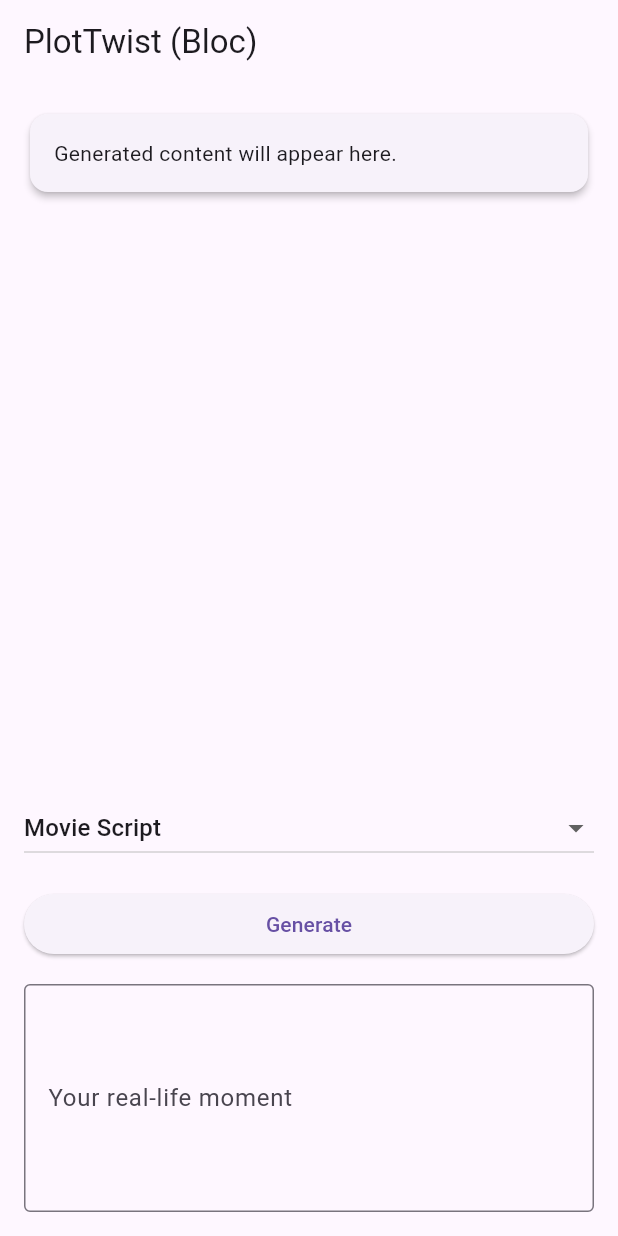
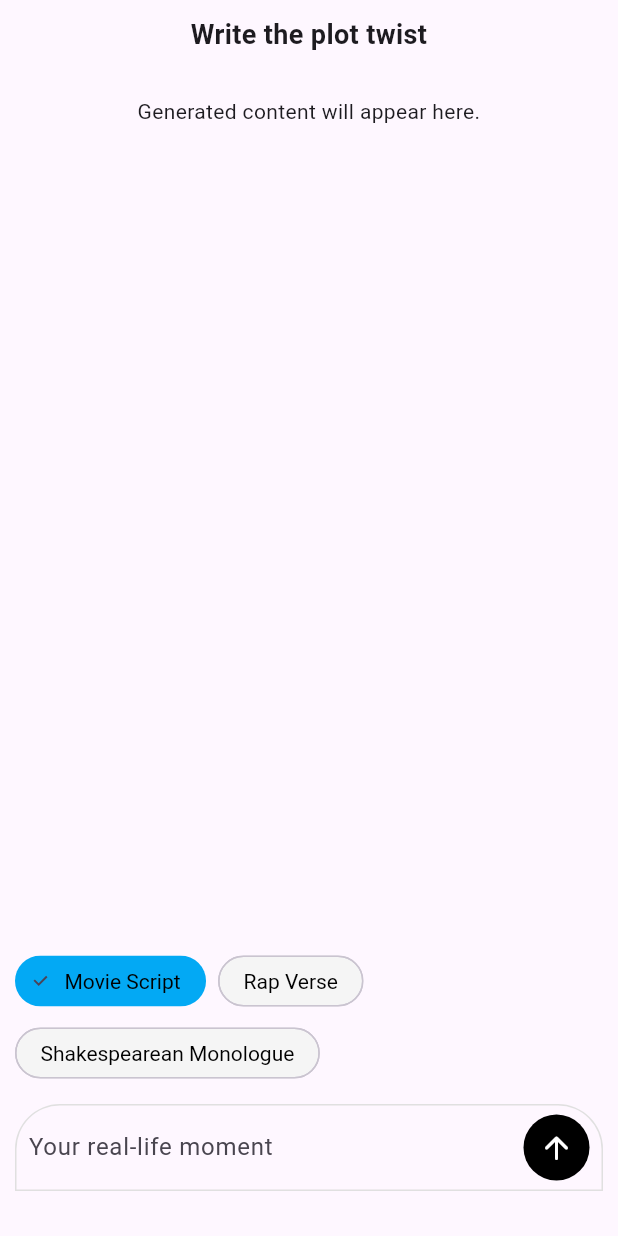
Before and after one commit to sufiyansakkeer/Plot-twist, a Flutter app: the screen it shows after launch, on a phone screen of 412 x 824 dp. Run offline on Flutter 3.47's test engine with Material 3 defaults, Android fonts, the phone set to English and light mode, and no system bars; our stand-ins replace equatable, flutter_bloc, flutter_dotenv, google_generative_ai.

Commit message:
Refactor PlotTwist application to implement Bloc for state management; remove ApiService dependency, update UI components, and add SizedBox extension methods.

```diff
--- /dev/null
+++ b/lib/core/extension/sizedbox_extension.dart
@@ -0,0 +1,10 @@
+import 'package:flutter/material.dart';
+
+/// Extension methods for double to create SizedBox instances
+extension DoubleExtensions on num {
+  /// Creates a SizedBox with this value as height
+  SizedBox height() => SizedBox(height: toDouble());
+
+  /// Creates a SizedBox with this value as width
+  SizedBox width() => SizedBox(width: toDouble());
+}
--- a/lib/data/repositories/plot_twist_repository_impl.dart
+++ b/lib/data/repositories/plot_twist_repository_impl.dart
@@ -3,12 +3,9 @@ import 'package:flutter_dotenv/flutter_dotenv.dart';
 import 'package:google_generative_ai/google_generative_ai.dart';
 
 import '../../domain/repositories/plot_twist_repository.dart';
-import '../../state/api_service.dart';
 
 class PlotTwistRepositoryImpl implements PlotTwistRepository {
-  final ApiService apiService;
-
-  PlotTwistRepositoryImpl(this.apiService);
+  PlotTwistRepositoryImpl();
 
   @override
   Future<String> generateContent(String inputText, String format) async {
--- a/lib/main.dart
+++ b/lib/main.dart
@@ -1,7 +1,8 @@
 import 'package:flutter/material.dart';
+import 'package:flutter_bloc/flutter_bloc.dart';
 import 'package:flutter_dotenv/flutter_dotenv.dart';
+import 'package:plot_twist/presentation/cubit/plot_twist_cubit.dart';
 import 'package:plot_twist/presentation/ui/home_screen.dart';
-import 'state/api_service.dart';
 import 'data/repositories/plot_twist_repository_impl.dart';
 import 'domain/repositories/plot_twist_repository.dart';
 import 'domain/usecases/generate_plot_twist.dart';
@@ -14,8 +15,7 @@ Future<void> main() async {
     debugPrint('Error loading .env file: $e');
   }
 
-  final ApiService apiService = ApiService();
-  final PlotTwistRepository repository = PlotTwistRepositoryImpl(apiService);
+  final PlotTwistRepository repository = PlotTwistRepositoryImpl();
   final GeneratePlotTwist generatePlotTwist = GeneratePlotTwist(repository);
 
   runApp(PlotTwistApp(generatePlotTwist: generatePlotTwist));
@@ -28,10 +28,20 @@ class PlotTwistApp extends StatelessWidget {
 
   @override
   Widget build(BuildContext context) {
-    return MaterialApp(
-      title: 'PlotTwist',
-      theme: ThemeData(primarySwatch: Colors.blue),
-      home: const HomeScreen(),
+    return BlocProvider(
+      create: (context) => PlotTwistCubit(generatePlotTwist),
+      child: MaterialApp(
+        title: 'PlotTwist',
+        theme: ThemeData(
+          primarySwatch: Colors.blue,
+          chipTheme: Theme.of(context).chipTheme.copyWith(
+            selectedColor: Colors.lightBlue.shade200,
+            backgroundColor: Colors.grey.shade100,
+            labelStyle: const TextStyle(color: Colors.black),
+          ),
+        ),
+        home: const HomeScreen(),
+      ),
     );
   }
 }
--- a/lib/presentation/cubit/plot_twist_cubit.dart
+++ b/lib/presentation/cubit/plot_twist_cubit.dart
@@ -1,15 +1,14 @@
 import 'package:flutter_bloc/flutter_bloc.dart';
 import 'package:equatable/equatable.dart';
 import 'package:flutter/foundation.dart';
-
-import '../../state/api_service.dart';
+import 'package:plot_twist/domain/usecases/generate_plot_twist.dart';
 
 part 'plot_twist_state.dart';
 
 class PlotTwistCubit extends Cubit<PlotTwistState> {
-  final ApiService _apiService;
+  final GeneratePlotTwist generatePlotTwist;
 
-  PlotTwistCubit(this._apiService) : super(const PlotTwistState());
+  PlotTwistCubit(this.generatePlotTwist) : super(const PlotTwistState());
 
   void updateFormat(String newFormat) {
     emit(
@@ -40,7 +39,7 @@ class PlotTwistCubit extends Cubit<PlotTwistState> {
     );
 
     try {
-      final content = await _apiService.generateContent(
+      final content = await generatePlotTwist(
         state.inputText,
         state.selectedFormat,
       );
--- a/lib/presentation/ui/home_screen.dart
+++ b/lib/presentation/ui/home_screen.dart
@@ -1,7 +1,10 @@
+import 'dart:developer';
+
+import 'package:flutter/cupertino.dart';
 import 'package:flutter/material.dart';
 import 'package:flutter_bloc/flutter_bloc.dart'; // Import Bloc
+import 'package:plot_twist/core/extension/sizedbox_extension.dart';
 
-import '../../state/api_service.dart';
 import '../cubit/plot_twist_cubit.dart';
 
 class HomeScreen extends StatelessWidget {
@@ -9,66 +12,84 @@ class HomeScreen extends StatelessWidget {
 
   @override
   Widget build(BuildContext context) {
-    return BlocProvider(
-      create: (_) => PlotTwistCubit(ApiService()),
-      child: BlocBuilder<PlotTwistCubit, PlotTwistState?>(
+    return BlocBuilder<PlotTwistCubit, PlotTwistState?>(
       builder: (context, state) {
         final cubit = context.read<PlotTwistCubit>();
 
         return Scaffold(
-            appBar: AppBar(title: const Text('PlotTwist (Bloc)')),
-            body: Padding(
-              padding: const EdgeInsets.all(16.0),
+          body: SafeArea(
+            child: Padding(
+              padding: const EdgeInsets.symmetric(horizontal: 10, vertical: 10),
               child: Column(
                 crossAxisAlignment: CrossAxisAlignment.stretch,
                 children: [
+                  Text(
+                    "Write the plot twist",
+                    style: TextStyle(fontWeight: FontWeight.bold, fontSize: 18),
+                    textAlign: TextAlign.center,
+                  ),
+                  20.height(),
                   Expanded(
                     child: SingleChildScrollView(
-                      child: Card(
-                        elevation: 2,
                       child: Padding(
-                          padding: const EdgeInsets.all(16.0),
+                        padding: const EdgeInsets.symmetric(
+                          horizontal: 10,
+                          vertical: 8,
+                        ),
                         child: Text(
                           state?.generatedContent.isEmpty == true
                               ? 'Generated content will appear here.'
                               : state?.generatedContent ?? '',
+                          textAlign: TextAlign.center,
                         ),
                       ),
                     ),
                   ),
+                  20.height(),
+                  Wrap(
+                    spacing: 8.0,
+                    children: [
+                      ChoiceChip(
+                        label: Text('Movie Script'),
+                        selected: state?.selectedFormat == 'Movie Script',
+                        onSelected: (isSelected) {
+                          if (isSelected) {
+                            cubit.updateFormat('Movie Script');
+                          }
+                        },
+                        selectedColor: Colors.lightBlue,
+                        shape: RoundedRectangleBorder(
+                          borderRadius: BorderRadius.circular(30),
                         ),
-                  const SizedBox(height: 16),
-                  DropdownButton<String>(
-                    value: state?.selectedFormat ?? 'Movie Script',
-                    isExpanded: true,
-                    items: const [
-                      DropdownMenuItem(
-                        value: 'Movie Script',
-                        child: Text('Movie Script'),
                       ),
-                      DropdownMenuItem(
-                        value: 'Rap Verse',
-                        child: Text('Rap Verse'),
+                      ChoiceChip(
+                        label: Text('Rap Verse'),
+                        selected: state?.selectedFormat == 'Rap Verse',
+                        onSelected: (isSelected) {
+                          if (isSelected) {
+                            cubit.updateFormat('Rap Verse');
+                          }
+                        },
+                        selectedColor: Colors.lightBlue,
+                        shape: RoundedRectangleBorder(
+                          borderRadius: BorderRadius.circular(30),
                         ),
-                      DropdownMenuItem(
-                        value: 'Shakespearean Monologue',
-                        child: Text('Shakespearean Monologue'),
+                      ),
+                      ChoiceChip(
+                        label: Text('Shakespearean Monologue'),
+                        selected:
+                            state?.selectedFormat == 'Shakespearean Monologue',
+                        onSelected: (isSelected) {
+                          if (isSelected) {
+                            cubit.updateFormat('Shakespearean Monologue');
+                          }
+                        },
+                        selectedColor: Colors.lightBlue,
+                        shape: RoundedRectangleBorder(
+                          borderRadius: BorderRadius.circular(30),
+                        ),
                       ),
                     ],
-                    onChanged: (value) {
-                      if (value != null) {
-                        cubit.updateFormat(value);
-                      }
-                    },
-                  ),
-                  const SizedBox(height: 16),
-                  ElevatedButton(
-                    onPressed:
-                        state?.isLoading == true ? null : cubit.generateContent,
-                    child:
-                        state?.isLoading == true
-                            ? const CircularProgressIndicator(strokeWidth: 2)
-                            : const Text('Generate'),
                   ),
                   if (state?.error != null) ...[
                     const SizedBox(height: 8),
@@ -80,21 +101,63 @@ class HomeScreen extends StatelessWidget {
                       textAlign: TextAlign.center,
                     ),
                   ],
-                  const SizedBox(height: 16),
-                  TextField(
+                  10.height(),
+                  Container(
+                    padding: EdgeInsets.symmetric(horizontal: 8, vertical: 4),
+                    decoration: BoxDecoration(
+                      borderRadius: BorderRadius.only(
+                        topLeft: Radius.circular(30),
+                        topRight: Radius.circular(30),
+                      ),
+                      border: Border.all(color: Colors.grey.shade300, width: 1),
+                    ),
+                    child: Row(
+                      children: [
+                        Expanded(
+                          child: TextField(
+                            minLines: 1,
                             maxLines: 5,
-                    decoration: const InputDecoration(
-                      labelText: 'Your real-life moment',
-                      border: OutlineInputBorder(),
+                            decoration: InputDecoration(
+                              hintText: 'Your real-life moment',
+                              border: InputBorder.none,
                             ),
                             onChanged: cubit.updateInputText,
+                            expands: false,
+                          ),
+                        ),
+                        5.width(),
+                        GestureDetector(
+                          onTap:
+                              state?.isLoading == true
+                                  ? null
+                                  : cubit.generateContent,
+                          child: Container(
+                            padding: EdgeInsets.all(10),
+                            decoration: BoxDecoration(
+                              color: Colors.black,
+                              borderRadius: BorderRadius.circular(30),
+                            ),
+                            child:
+                                state?.isLoading == true
+                                    ? CupertinoActivityIndicator(
+                                      color: Colors.white,
+                                    )
+                                    : Icon(
+                                      Icons.arrow_upward_rounded,
+                                      color: Colors.white,
+                                    ),
+                          ),
                         ),
                       ],
                     ),
                   ),
+                  20.height(),
+                ],
+              ),
+            ),
+          ),
         );
       },
-      ),
     );
   }
 }
```
Lines whose indentation alone changed are shown as unchanged.
